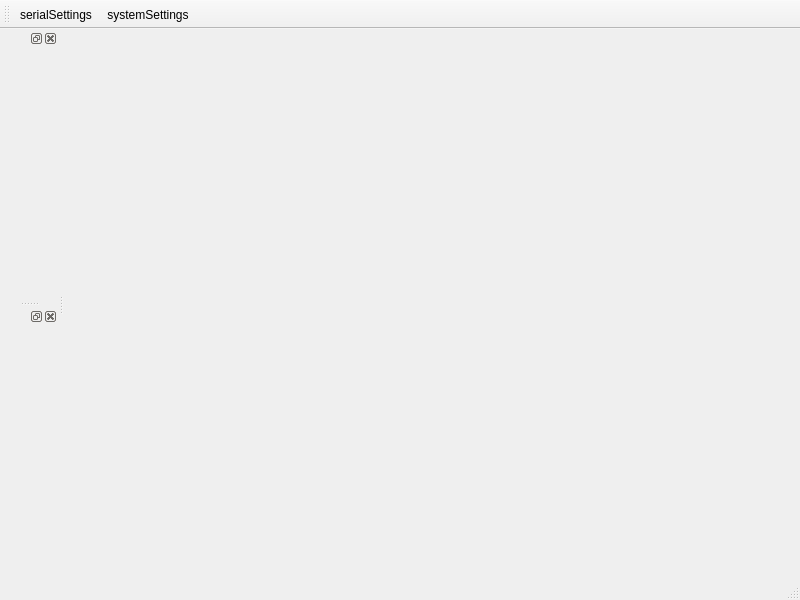
Old version of the form mainwindow.ui in the repository HermesSJC/masterDebug.
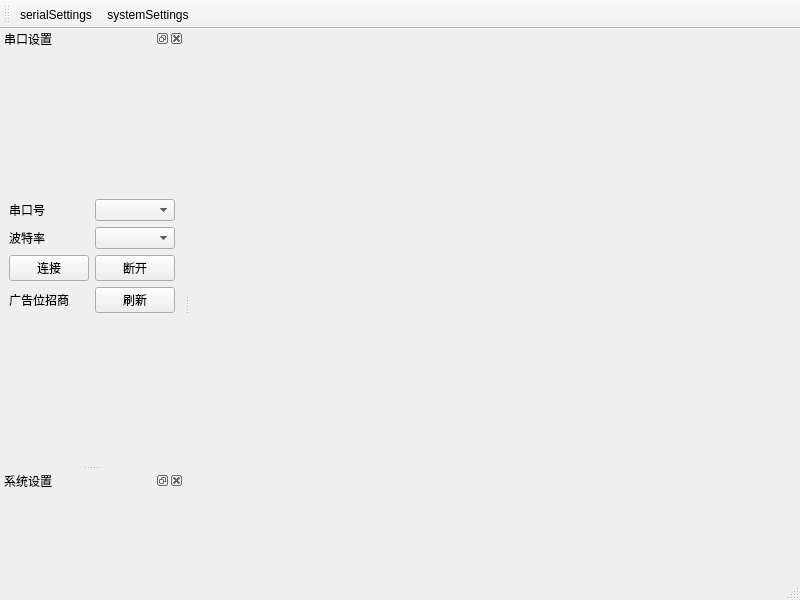
New version of the form. Icons and pictures are not drawn.

What changed in the file:
```diff
--- a/mainwindow.ui
+++ b/mainwindow.ui
@@ -35,18 +35,73 @@
    <addaction name="systemSettingsAction"/>
   </widget>
   <widget class="QDockWidget" name="serialSettingsDockWidget">
+   <property name="windowTitle">
+    <string>串口设置</string>
+   </property>
    <attribute name="dockWidgetArea">
     <number>1</number>
    </attribute>
    <widget class="QWidget" name="serialSettingsWidget">
     <layout class="QGridLayout" name="gridLayout_4">
      <item row="0" column="0">
-      <layout class="QGridLayout" name="serialSettingsLayout"/>
+      <layout class="QGridLayout" name="serialSettingsLayout">
+       <item row="0" column="0">
+        <widget class="QLabel" name="serialPortLabel">
+         <property name="text">
+          <string>串口号</string>
+         </property>
+        </widget>
+       </item>
+       <item row="0" column="1">
+        <widget class="QComboBox" name="serialPortComboBox"/>
+       </item>
+       <item row="2" column="1">
+        <widget class="QPushButton" name="serialDisconnectButton">
+         <property name="text">
+          <string>断开</string>
+         </property>
+        </widget>
+       </item>
+       <item row="1" column="1">
+        <widget class="QComboBox" name="serialBandRateComboBox"/>
+       </item>
+       <item row="2" column="0">
+        <widget class="QPushButton" name="serialConnectButton">
+         <property name="text">
+          <string>连接</string>
+         </property>
+        </widget>
+       </item>
+       <item row="1" column="0">
+        <widget class="QLabel" name="serialBandRateLabel">
+         <property name="text">
+          <string>波特率</string>
+         </property>
+        </widget>
+       </item>
+       <item row="3" column="1">
+        <widget class="QPushButton" name="serialRefreshButton">
+         <property name="text">
+          <string>刷新</string>
+         </property>
+        </widget>
+       </item>
+       <item row="3" column="0">
+        <widget class="QLabel" name="NotingLabel">
+         <property name="text">
+          <string>广告位招商</string>
+         </property>
+        </widget>
+       </item>
+      </layout>
      </item>
     </layout>
    </widget>
   </widget>
   <widget class="QDockWidget" name="systemSettingsDockWidget">
+   <property name="windowTitle">
+    <string>系统设置</string>
+   </property>
    <attribute name="dockWidgetArea">
     <number>1</number>
    </attribute>
```
Left out of the diff: 4 changed lines with no effect on the pictures.
